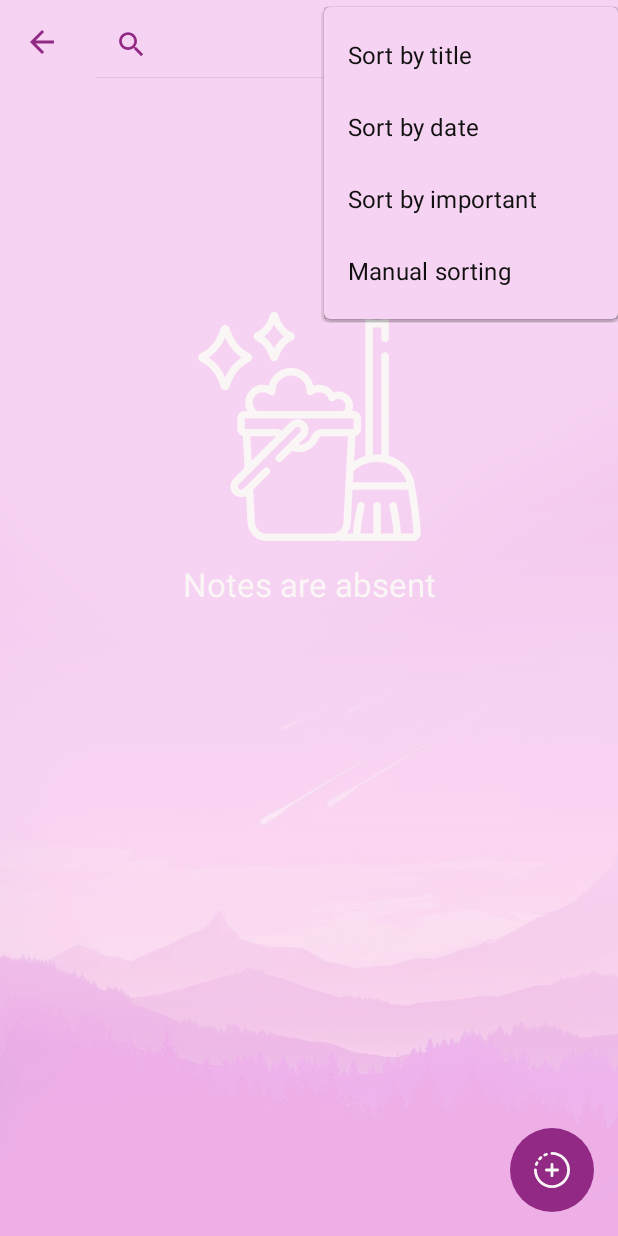
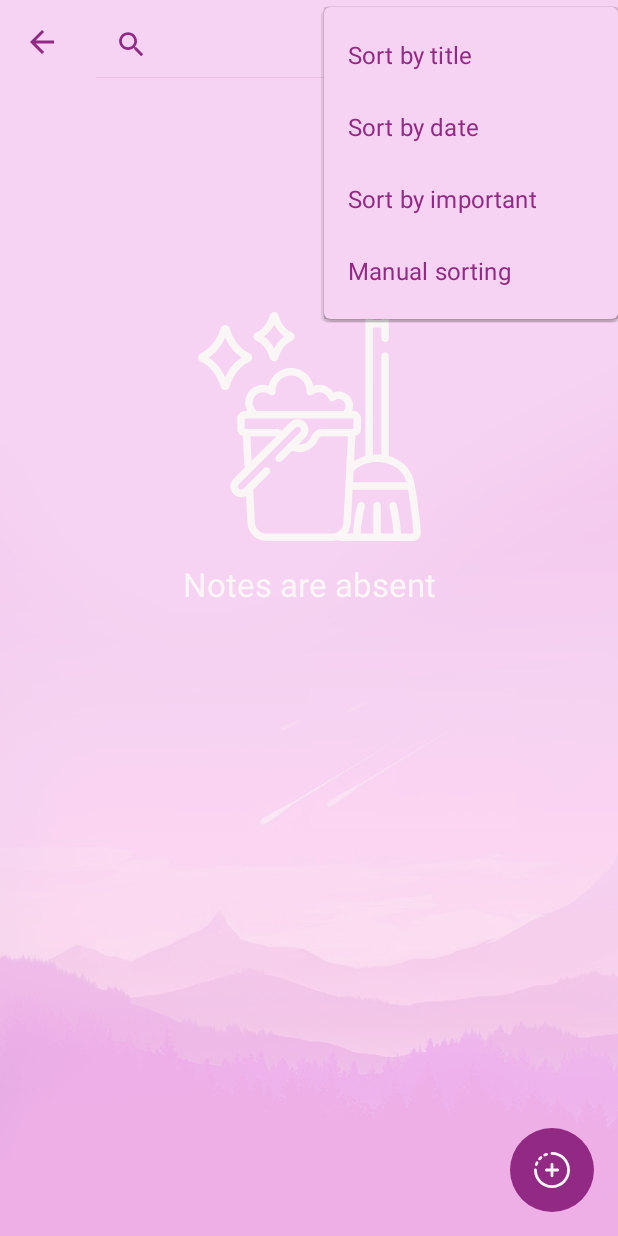
Before and after one commit to dentorion/Tasks, an Android app: the screen it shows after launch (MainActivity), after a tap on "Sort", on a phone screen of 412 x 824 dp. Run offline under Robolectric (Android 15) with nearby library versions, the phone set to English and light mode, and no system bars; our stand-ins replace Dagger/Hilt's generated code, Room's generated code, navigation-ui; 1 other tap on this screen came first.

Commit message:
Update colors and styles.

```diff
--- a/app/src/main/res/layout/fragment_edit_task.xml
+++ b/app/src/main/res/layout/fragment_edit_task.xml
@@ -100,11 +100,10 @@
             android:hint="@string/new_edit_fragment_field_message"
             android:inputType="text"
             android:textColorHint="@color/color_text"
-            app:boxBackgroundColor="@color/color_main_light_extra"
             app:boxStrokeColor="@color/color_text"
             app:boxStrokeErrorColor="@color/color_important"
             app:counterEnabled="true"
-            app:counterMaxLength="500"
+            app:counterMaxLength="1500"
             app:counterTextColor="@color/color_text"
             app:endIconMode="clear_text"
             app:endIconTint="@color/color_text"
@@ -155,5 +154,4 @@
             tools:ignore="TouchTargetSizeCheck" />
 
     </androidx.constraintlayout.widget.ConstraintLayout>
-
 </ScrollView>
--- a/app/src/main/res/values/colors.xml
+++ b/app/src/main/res/values/colors.xml
@@ -1,5 +1,5 @@
 <?xml version="1.0" encoding="utf-8"?>
-<resources>
+<resources xmlns:tools="http://schemas.android.com/tools">
     <color name="black">#101010</color>
     <color name="gray">#595959</color>
     <color name="white">#FAF6F6</color>
--- a/app/src/main/res/values/themes.xml
+++ b/app/src/main/res/values/themes.xml
@@ -2,11 +2,11 @@
 
     <!-- Base application theme. -->
     <style name="Theme.Tasks" parent="Theme.MaterialComponents.Light.NoActionBar">
-        <item name="colorPrimary">@color/color_main_light_extra</item>
+        <item name="colorPrimary">@color/color_text</item>
         <item name="colorOnSecondary">@color/white</item>
         <item name="android:statusBarColor" >@color/color_main_light_extra</item>
         <item name="colorOnSurface">@color/color_main</item>
-        <item name="android:textColor">@color/black</item>
+        <item name="android:textColor">@color/color_main</item>
         <item name="radioButtonStyle">@style/Widget.App.RadioButton</item>
         <item name="snackbarStyle">@style/MySnackBarStyle</item>
         <item name="buttonBarPositiveButtonStyle">@style/PositiveButtonStyle</item>
@@ -64,7 +64,7 @@
 
     <style name="SplashTheme" parent="Theme.MaterialComponents.DayNight.NoActionBar">
         <item name="android:windowBackground">@drawable/splash</item>
-        <item name="android:statusBarColor" tools:targetApi="l">@color/color_main_light_extra</item>
+        <item name="android:statusBarColor" >@color/color_main_light_extra</item>
     </style>
 
 </resources>
```
Also changed, not shown: app/build.gradle.kts (+7 -4 lines), app/src/main/res/layout-land/fragment_edit_task.xml (+1 -14 lines).
